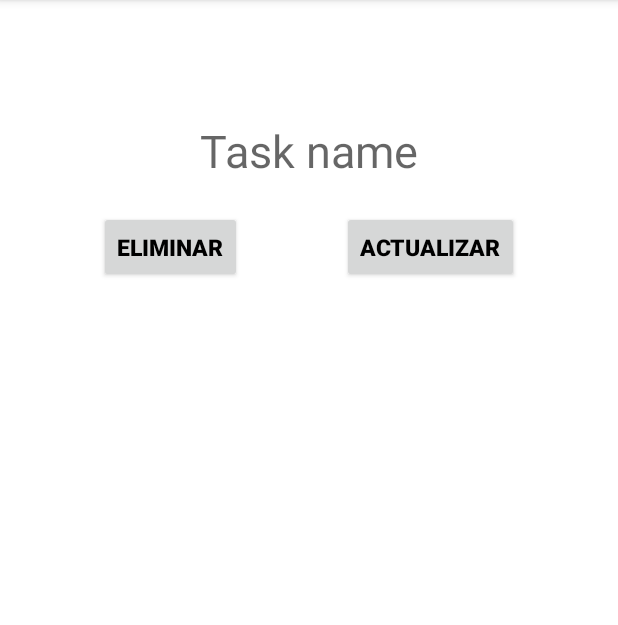
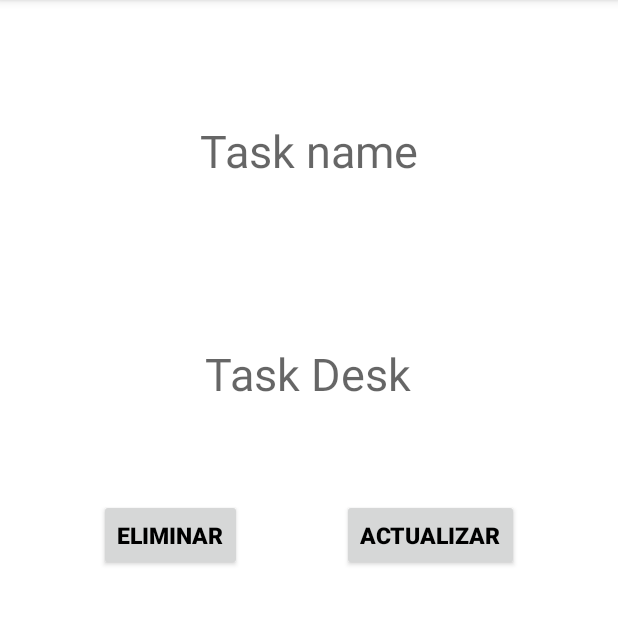
Before and after one commit to JoseManuelHernandezSoto/AndroidProyect, an Android app: the MenuActivity screen opened directly, with no data from a screen before it, after a tap on an icon or button, on a phone screen of 412 x 824 dp, the part 84-709 px from its top. Run offline under Robolectric (Android 15) with nearby library versions, the phone set to English and light mode, and no system bars.

Commit message:
Ver descripcion de la tarea al darle clic

```diff
--- a/app/src/main/java/com/example/androidmaster/MyFisrtApp/AddTodayActivity.kt
+++ b/app/src/main/java/com/example/androidmaster/MyFisrtApp/AddTodayActivity.kt
@@ -23,6 +23,7 @@ class AddTodayActivity : AppCompatActivity() {
 
             // Agregar la tarea a la lista
             TaskList.itemsDay.add(taskName)
+            TaskList.descriptionDay.add(taskDescription)
 
             // Crear el intent y comenzar la ConfirmWeekActivity
             val intent = Intent(this, ConfirmWeekActivity::class.java)
--- a/app/src/main/java/com/example/androidmaster/MyFisrtApp/AddWeekActivity.kt
+++ b/app/src/main/java/com/example/androidmaster/MyFisrtApp/AddWeekActivity.kt
@@ -25,6 +25,8 @@ class AddWeekActivity : AppCompatActivity() {
 
         btnConfirm.setOnClickListener {
             TaskList.itemsWeek.add(etTaskName.text.toString())
+            TaskList.itemsWeek.add(etTaskDescripcion.text.toString())
+
             val intent = Intent(this, ConfirmWeekActivity::class.java)
             calendarWeek.setOnDateChangeListener { view, year, month, dayOfMonth ->
                 val monthCorrect = month + 1
--- a/app/src/main/java/com/example/androidmaster/MyFisrtApp/MenuActivity.kt
+++ b/app/src/main/java/com/example/androidmaster/MyFisrtApp/MenuActivity.kt
@@ -11,7 +11,9 @@ import com.example.androidmaster.R
 
 object TaskList {
     var itemsDay: MutableList<String> = mutableListOf()
+    var descriptionDay: MutableList<String> = mutableListOf()
     var itemsWeek: MutableList<String> = mutableListOf()
+    var descriptionweek: MutableList<String> = mutableListOf()
 }
 class MenuActivity : AppCompatActivity() {
 
@@ -29,14 +31,40 @@ class MenuActivity : AppCompatActivity() {
         listDay.adapter = ArrayAdapter(this, android.R.layout.simple_list_item_1, TaskList.itemsDay)
         listWeek.adapter = ArrayAdapter(this, android.R.layout.simple_list_item_1, TaskList.itemsWeek)
 
-        listDay.setOnItemClickListener { parent, view, position, id ->
+    /*    listDay.setOnItemClickListener { parent, view, position, id ->
             // Acción a realizar cuando se hace clic en un elemento del ListView
             val selectedItem = TaskList.itemsDay[position]
             Log.d("MiTag", "Elemento seleccionado: $selectedItem")
             val intent = Intent(this, TaskActivity::class.java)
             intent.putExtra("EXTRA_TASK_NAME", selectedItem)
             startActivity(intent)
+        }*/
+
+        listDay.setOnItemClickListener { parent, view, position, id ->
+            // Acción a realizar cuando se hace clic en un elemento del ListView
+            val selectedName = TaskList.itemsDay[position] // Obtener el nombre de la tarea seleccionada
+            val selectedDescription = TaskList.descriptionDay[position] // Obtener la descripción de la tarea seleccionada
+
+            Log.d("MiTag", "Elemento seleccionado - Nombre: $selectedName, Descripción: $selectedDescription")
+
+            val intent = Intent(this, TaskActivity::class.java)
+            intent.putExtra("EXTRA_TASK_NAME", selectedName)
+            intent.putExtra("EXTRA_TASK_DESCRIPTION", selectedDescription)
+            startActivity(intent)
         }
+
+  /*      listWeek.setOnItemClickListener { parent, view, position, id ->
+            // Acción a realizar cuando se hace clic en un elemento del ListView
+            val selectedName = TaskList.itemsWeek[position] // Obtener el nombre de la tarea seleccionada
+            val selectedDescription = TaskList.descriptionweek[position] // Obtener la descripción de la tarea seleccionada
+
+            Log.d("MiTag", "Elemento seleccionado - Nombre: $selectedName, Descripción: $selectedDescription")
+
+            val intent = Intent(this, TaskActivity::class.java)
+            intent.putExtra("EXTRA_TASK_NAME", selectedName)
+            intent.putExtra("EXTRA_TASK_DESCRIPTION", selectedDescription)
+            startActivity(intent)
+        }*/
 
         imgAddToday.setOnClickListener {
             val intent = Intent(this, AddTodayActivity::class.java)
--- a/app/src/main/java/com/example/androidmaster/MyFisrtApp/TaskActivity.kt
+++ b/app/src/main/java/com/example/androidmaster/MyFisrtApp/TaskActivity.kt
@@ -11,18 +11,22 @@ import com.example.androidmaster.R
 class TaskActivity : AppCompatActivity() {
     companion object {
         var itemsDay: MutableList<String> = mutableListOf()
+        var itemsWeek: MutableList<String> = mutableListOf()
     }
     override fun onCreate(savedInstanceState: Bundle?) {
         super.onCreate(savedInstanceState)
         setContentView(R.layout.activity_task)
 
         val tvTask = findViewById<AppCompatTextView>(R.id.activity)
+        val tvdescr = findViewById<AppCompatTextView>(R.id.descrip)
         val btnEliminar = findViewById<AppCompatButton>(R.id.btnEliminar)
         val btnActividad = findViewById<AppCompatButton>(R.id.btnActualizar)
 
         val task: String = intent.extras?.getString("EXTRA_TASK_NAME").orEmpty()
+        val desc: String = intent.extras?.getString("EXTRA_TASK_DESCRIPTION").orEmpty()
 
         tvTask.text = task
+        tvdescr.text = desc
 
         btnEliminar.setOnClickListener {
             TaskList.itemsDay.removeIf { it == tvTask.text.toString() }
--- a/app/src/main/res/layout/activity_task.xml
+++ b/app/src/main/res/layout/activity_task.xml
@@ -18,24 +18,37 @@
         app:layout_constraintStart_toStartOf="parent"
         app:layout_constraintTop_toTopOf="parent" />
 
+    <androidx.appcompat.widget.AppCompatTextView
+        android:id="@+id/descrip"
+        android:layout_width="wrap_content"
+        android:layout_height="wrap_content"
+        android:layout_marginTop="108dp"
+        android:hint="Task Desk"
+        android:textColor="@color/black"
+        android:textSize="30sp"
+        app:layout_constraintEnd_toEndOf="parent"
+        app:layout_constraintHorizontal_bias="0.498"
+        app:layout_constraintStart_toStartOf="parent"
+        app:layout_constraintTop_toBottomOf="@+id/activity" />
+
     <androidx.appcompat.widget.AppCompatButton
         android:id="@+id/btnEliminar"
         android:layout_width="wrap_content"
         android:layout_height="wrap_content"
-        android:layout_marginTop="30px"
+        android:layout_marginTop="212dp"
         android:text="Eliminar"
         android:textColor="@color/black"
         android:textSize="15sp"
         android:textStyle="bold"
+        app:layout_constraintEnd_toStartOf="@id/btnActualizar"
         app:layout_constraintStart_toStartOf="parent"
-        app:layout_constraintEnd_toStartOf="@id/btnActualizar"
         app:layout_constraintTop_toBottomOf="@id/activity" />
 
     <androidx.appcompat.widget.AppCompatButton
         android:id="@+id/btnActualizar"
         android:layout_width="wrap_content"
         android:layout_height="wrap_content"
-        android:layout_marginTop="30px"
+        android:layout_marginTop="212dp"
         android:text="Actualizar"
         android:textColor="@color/black"
         android:textSize="15sp"
```
